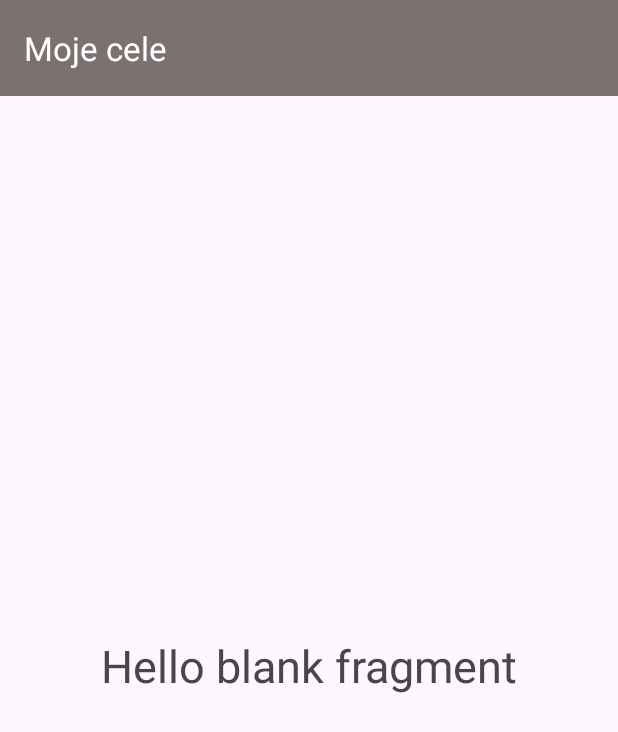
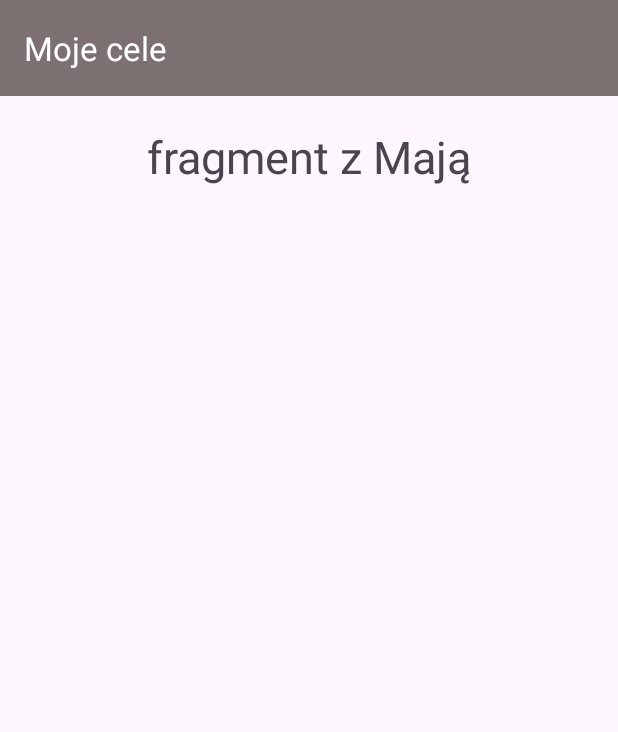
Before and after one commit to jsdydaktyk/Grupa-1-TIE-IV-Powtorka_doEGZAMINUPROGNEGO, an Android app: the screen it shows after launch (MainActivity), on a phone screen of 412 x 824 dp. Shown: the top 732 px of the screen. Run offline under Robolectric (Android 15) with nearby library versions, the phone set to English and light mode, and no system bars.

Commit message:
Change backgroundColor Toolbar add Image
android:background="?attr/colorPrimary"

```diff
--- a/app/src/main/res/layout/activity_main.xml
+++ b/app/src/main/res/layout/activity_main.xml
@@ -18,7 +18,7 @@
             android:layout_height="wrap_content"
             app:title="Moje cele"
             app:titleTextColor="@color/white"
-            android:background="@color/metalowy"
+            android:background="?attr/colorPrimary"
             />
     </com.google.android.material.appbar.AppBarLayout>
 
--- a/app/src/main/res/layout/fragment_first.xml
+++ b/app/src/main/res/layout/fragment_first.xml
@@ -5,15 +5,16 @@
     android:layout_height="match_parent"
     tools:context=".FirstFragment"
     android:orientation="vertical"
-
+    android:padding="10dp"
     >
 
     <!-- TODO: Update blank fragment layout -->
     <TextView
         android:layout_width="match_parent"
-        android:layout_height="match_parent"
+        android:layout_height="wrap_content"
+        android:layout_margin="10dp"
+        android:textSize="30sp"
         android:gravity="center"
-        android:textSize="30sp"
-        android:text="@string/hello_blank_fragment" />
+        android:text="fragment z Mają" />
 
 </LinearLayout>
```
Also changed, not shown: app/src/main/res/drawable/maja.jpg (added).
